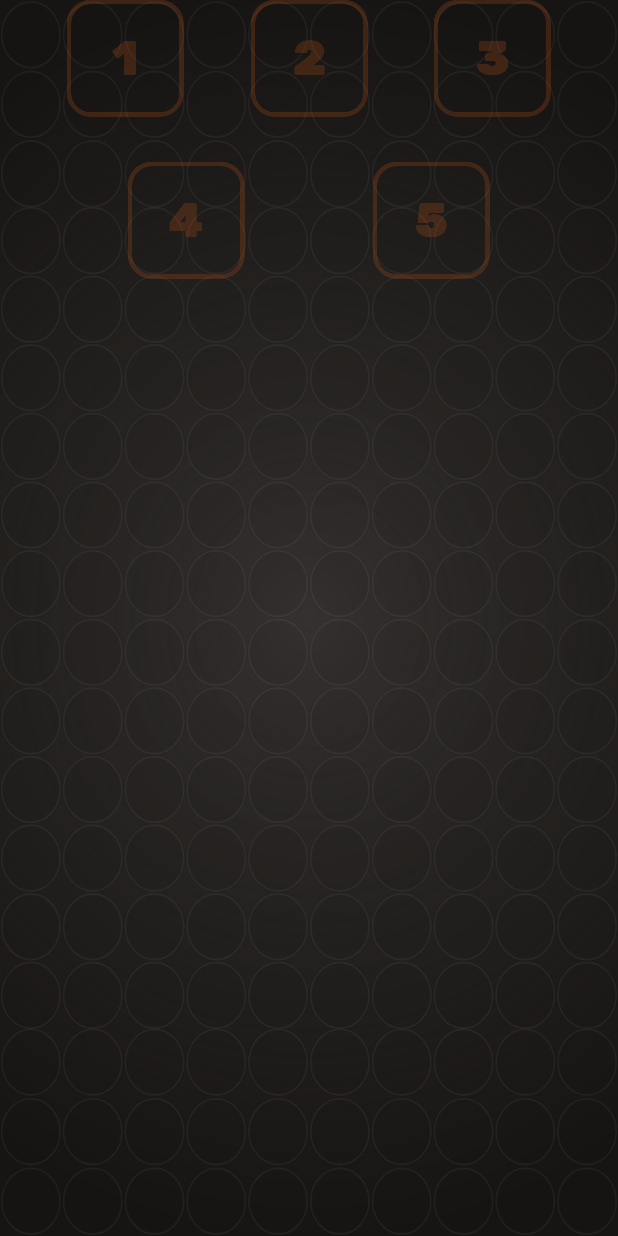
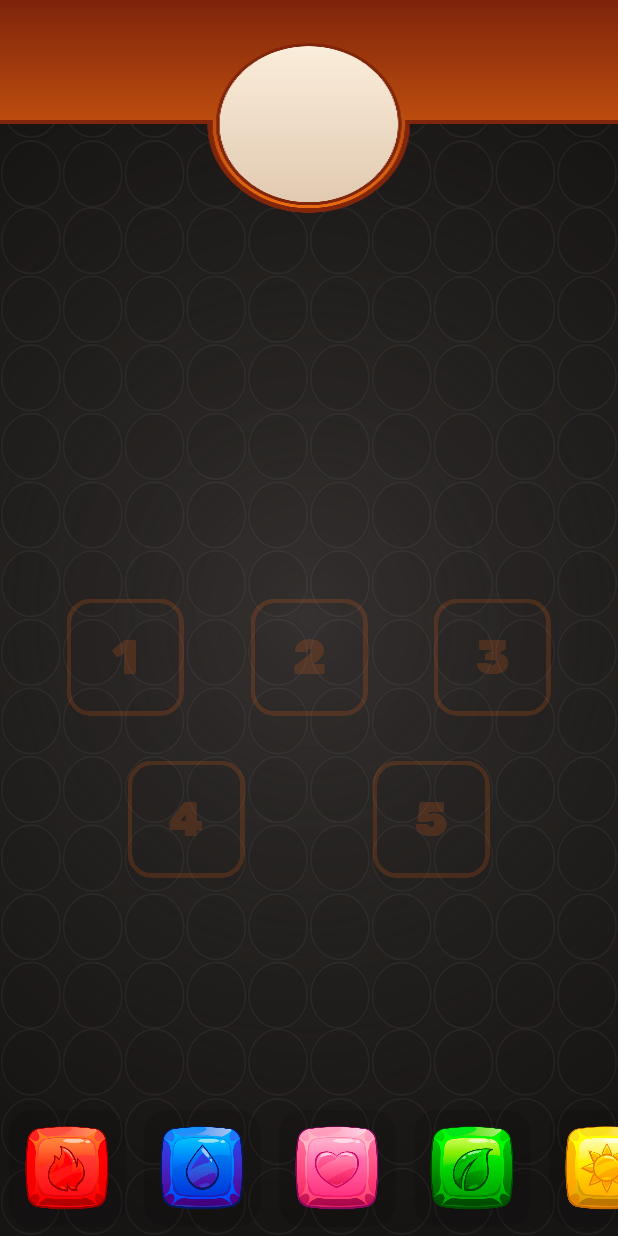
Before and after one commit to NixesEA/JoyMania_1401, an Android app: the GameScreenFragment screen opened through its navigation route, on a phone screen of 412 x 824 dp. Run offline under Robolectric (Android 15) with nearby library versions, the phone set to English and light mode, and no system bars.

Commit message:
add top,rv blocks on game screen

```diff
--- a/app/src/main/java/ru/pushapp/joymania_1401/GameScreenFragment.java
+++ b/app/src/main/java/ru/pushapp/joymania_1401/GameScreenFragment.java
@@ -4,15 +4,46 @@ import android.os.Bundle;
 import android.support.annotation.NonNull;
 import android.support.annotation.Nullable;
 import android.support.v4.app.Fragment;
+import android.support.v7.widget.LinearLayoutManager;
+import android.support.v7.widget.RecyclerView;
 import android.view.LayoutInflater;
 import android.view.View;
 import android.view.ViewGroup;
 
+import java.util.ArrayList;
+
 public class GameScreenFragment extends Fragment {
+
+    RecyclerView recyclerView;
+    ArrayList<Integer> urlList = new ArrayList<>();
+
+
     @Nullable
     @Override
     public View onCreateView(@NonNull LayoutInflater inflater, @Nullable ViewGroup container, @Nullable Bundle savedInstanceState) {
         View view = inflater.inflate(R.layout.game_screen, container, false);
+
+        recyclerView = view.findViewById(R.id.blocks_rv);
+
         return view;
     }
+
+    @Override
+    public void onResume() {
+        super.onResume();
+
+
+        urlList.add(R.drawable.fire_block_little);
+        urlList.add(R.drawable.water_block_little);
+        urlList.add(R.drawable.heart_block_little);
+        urlList.add(R.drawable.leaf_block_little);
+        urlList.add(R.drawable.sun_block_little);
+
+        LinearLayoutManager linearLayoutManager = new LinearLayoutManager(getContext(), LinearLayoutManager.HORIZONTAL, false);
+        recyclerView.setLayoutManager(linearLayoutManager);
+
+        rvAdapter adapter = new rvAdapter(getContext(), urlList);
+        recyclerView.setAdapter(adapter);
+
+    }
 }
--- /dev/null
+++ b/app/src/main/java/ru/pushapp/joymania_1401/rvAdapter.java
@@ -0,0 +1,52 @@
+package ru.pushapp.joymania_1401;
+
+import android.content.Context;
+import android.support.annotation.NonNull;
+import android.support.v7.widget.RecyclerView;
+import android.view.LayoutInflater;
+import android.view.View;
+import android.view.ViewGroup;
+import android.widget.ImageView;
+import java.util.List;
+
+public class rvAdapter extends RecyclerView.Adapter<rvAdapter.rvAdapterHolder> {
+
+    class rvAdapterHolder extends RecyclerView.ViewHolder {
+
+        public ImageView imageView;
+
+        rvAdapterHolder(View itemView) {
+            super(itemView);
+            imageView = itemView.findViewById(R.id.item_block);
+        }
+    }
+
+
+    private Context context;
+    private LayoutInflater inflater;
+    private List<Integer> list_items;
+
+    public rvAdapter(Context context, List<Integer> items) {
+        this.list_items = items;
+        this.context = context;
+
+        inflater = LayoutInflater.from(context);
+    }
+
+    @Override
+    public rvAdapterHolder onCreateViewHolder(@NonNull ViewGroup parent, int viewType) {
+        View view = inflater.inflate(R.layout.blocks_list_item, parent, false);
+        return new rvAdapterHolder(view);
+    }
+
+    @Override
+    public void onBindViewHolder(@NonNull final rvAdapterHolder holder, int position) {
+        holder.imageView.setImageResource(list_items.get(position));
+    }
+
+    @Override
+    public int getItemCount() {
+        return list_items.size();
+    }
+
+}
--- /dev/null
+++ b/app/src/main/res/layout/blocks_list_item.xml
@@ -0,0 +1,17 @@
+<?xml version="1.0" encoding="utf-8"?>
+<FrameLayout
+    xmlns:android="http://schemas.android.com/apk/res/android"
+    android:background="@color/transparent"
+    android:orientation="horizontal"
+    android:layout_width="wrap_content"
+    android:layout_height="wrap_content">
+
+    <ImageView
+        android:id="@+id/item_block"
+        android:background="@color/transparent"
+        android:layout_margin="6dp"
+        android:src="@drawable/fire_block_little"
+        android:layout_width="wrap_content"
+        android:layout_height="wrap_content" />
+
+</FrameLayout>
--- a/app/src/main/res/layout/game_screen.xml
+++ b/app/src/main/res/layout/game_screen.xml
@@ -1,16 +1,29 @@
 <?xml version="1.0" encoding="utf-8"?>
-<android.support.constraint.ConstraintLayout xmlns:android="http://schemas.android.com/apk/res/android"
+<android.support.constraint.ConstraintLayout
+    xmlns:android="http://schemas.android.com/apk/res/android"
     android:layout_width="match_parent"
     android:layout_height="match_parent"
     xmlns:app="http://schemas.android.com/apk/res-auto"
     android:background="@drawable/ic_background">
 
+    <ImageView
+        android:id="@+id/top_bar_gamescreen"
+        app:layout_constraintTop_toTopOf="parent"
+        app:layout_constraintStart_toStartOf="parent"
+        app:layout_constraintEnd_toEndOf="parent"
+        android:src="@drawable/top"
+        android:scaleType="fitXY"
+        android:background="@color/transparent"
+        android:layout_width="match_parent"
+        android:layout_height="wrap_content" />
+
 
     <ImageButton
         android:id="@+id/btn_1"
-        app:layout_constraintTop_toTopOf="parent"
+        app:layout_constraintTop_toBottomOf="@id/top_bar_gamescreen"
         app:layout_constraintStart_toStartOf="parent"
         app:layout_constraintEnd_toStartOf="@id/btn_2"
+        app:layout_constraintBottom_toTopOf="@id/blocks_rv"
         android:src="@drawable/btn_1_light"
         android:background="@color/transparent"
         android:layout_width="wrap_content"
@@ -18,7 +31,7 @@
 
     <ImageButton
         android:id="@+id/btn_2"
-        app:layout_constraintTop_toTopOf="parent"
+        app:layout_constraintTop_toTopOf="@id/btn_1"
         app:layout_constraintStart_toEndOf="@id/btn_1"
         app:layout_constraintEnd_toStartOf="@id/btn_3"
         android:src="@drawable/btn_2_light"
@@ -28,7 +41,7 @@
 
     <ImageButton
         android:id="@+id/btn_3"
-        app:layout_constraintTop_toTopOf="parent"
+        app:layout_constraintTop_toTopOf="@id/btn_1"
         app:layout_constraintStart_toEndOf="@id/btn_2"
         app:layout_constraintEnd_toEndOf="parent"
         android:src="@drawable/btn_3_light"
```
